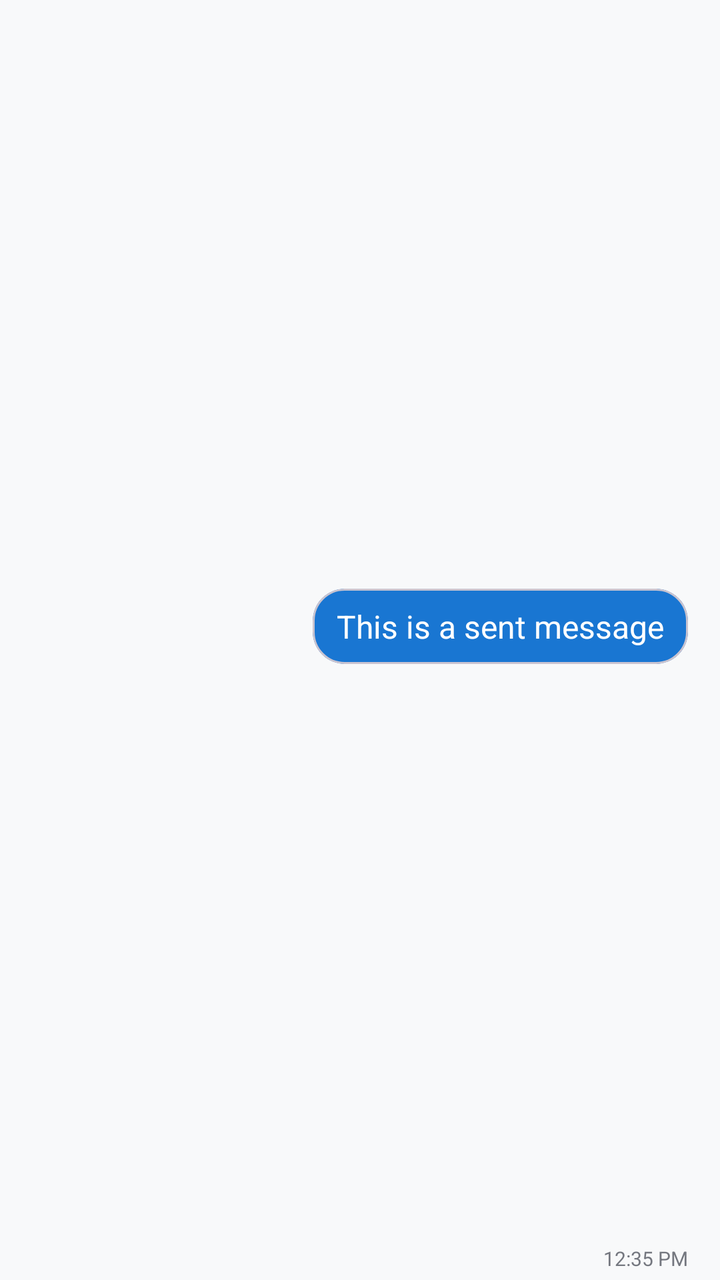
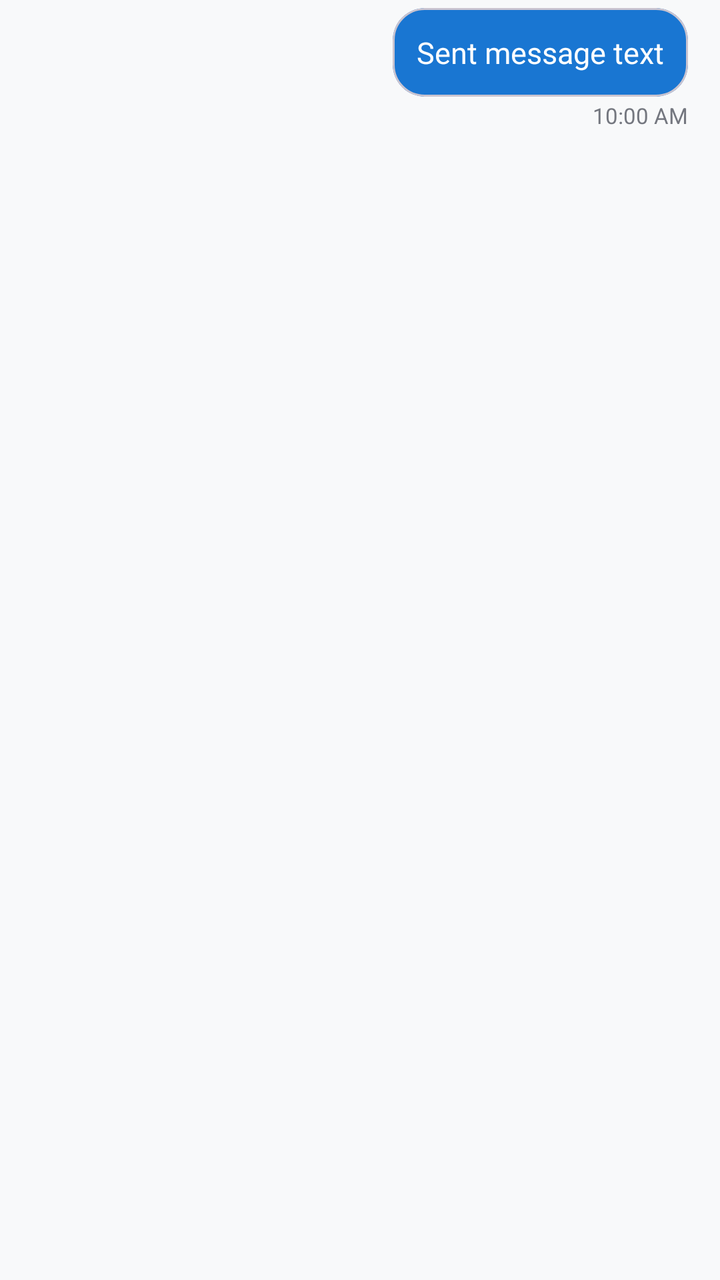

Screens rendered from an Android XML layout before and after an edit, with the pre-edit source and the edit as a unified diff.
<!-- AndroidManifest.xml: application theme Theme.CampusFind -->
<!-- res/layout/item_message_sent.xml -->
<?xml version="1.0" encoding="utf-8"?>
<androidx.constraintlayout.widget.ConstraintLayout xmlns:android="http://schemas.android.com/apk/res/android"
    xmlns:app="http://schemas.android.com/apk/res-auto"
    android:layout_width="match_parent"
    android:layout_height="wrap_content"
    android:paddingHorizontal="16dp"
    android:paddingVertical="4dp">

    <com.google.android.material.card.MaterialCardView
        android:layout_width="wrap_content"
        android:layout_height="wrap_content"
        app:cardBackgroundColor="@color/primary"
        app:cardCornerRadius="16dp"
        app:cardElevation="0dp"
        app:layout_constraintEnd_toEndOf="parent"
        app:layout_constraintTop_toTopOf="parent"
        app:layout_constraintBottom_toTopOf="@id/tvSentTime"
        app:layout_constrainedWidth="true"
        app:layout_constraintHorizontal_bias="1.0"
        app:layout_constraintStart_toStartOf="parent">

        <TextView
            android:id="@+id/tvMessage"
            android:layout_width="wrap_content"
            android:layout_height="wrap_content"
            android:paddingHorizontal="12dp"
            android:paddingVertical="8dp"
            android:text="This is a sent message"
            android:textColor="@color/on_primary"
            android:textSize="16sp" />
    </com.google.android.material.card.MaterialCardView>

    <TextView
        android:id="@+id/tvSentTime"
        android:layout_width="wrap_content"
        android:layout_height="wrap_content"
        android:layout_marginTop="2dp"
        android:text="12:35 PM"
        android:textColor="@color/outline"
        android:textSize="10sp"
        app:layout_constraintBottom_toBottomOf="parent"
        app:layout_constraintEnd_toEndOf="parent" />

</androidx.constraintlayout.widget.ConstraintLayout>
<!-- resources referenced by this layout -->
<resources>
  <color name="on_primary">#FFFFFF</color>
  <color name="outline">#74777F</color>
  <color name="primary">#1976D2</color>
  <style name="Theme.CampusFind" parent="Base.Theme.CampusFind" />
  <style name="Base.Theme.CampusFind" parent="Theme.Material3.DayNight.NoActionBar">
          
          <item name="colorPrimary">@color/primary</item>
          <item name="colorOnPrimary">@color/on_primary</item>
          <item name="colorPrimaryContainer">@color/primary_container</item>
          <item name="colorOnPrimaryContainer">@color/on_primary_container</item>
  
          <item name="colorSecondary">@color/secondary</item>
          <item name="colorOnSecondary">@color/on_secondary</item>
          <item name="colorSecondaryContainer">@color/secondary_container</item>
          <item name="colorOnSecondaryContainer">@color/on_secondary_container</item>
  
          <item name="android:colorBackground">@color/background</item>
          <item name="colorOnBackground">@color/on_background</item>
          <item name="colorSurface">@color/surface</item>
          <item name="colorOnSurface">@color/on_surface</item>
          <item name="colorSurfaceVariant">@color/surface_variant</item>
          <item name="colorOnSurfaceVariant">@color/on_surface_variant</item>
          <item name="colorOutline">@color/outline</item>
  
          
          <item name="android:statusBarColor">?attr/colorPrimary</item>
          <item name="android:windowLightStatusBar">false</item>
      </style>
  <color name="primary_container">#D1E4FF</color>
  <color name="on_primary_container">#001D36</color>
  <color name="secondary">#FFB300</color>
  <color name="on_secondary">#000000</color>
  <color name="secondary_container">#FFECB3</color>
  <color name="on_secondary_container">#261900</color>
  <color name="background">#F8F9FA</color>
  <color name="on_background">#1A1C1E</color>
  <color name="surface">#FFFFFF</color>
  <color name="on_surface">#1A1C1E</color>
  <color name="surface_variant">#E1E2EC</color>
  <color name="on_surface_variant">#44474E</color>
</resources>

<!-- the commit's change to res/layout/item_message_sent.xml (unified diff, before → after) -->
@@ -1,8 +1,10 @@
 <?xml version="1.0" encoding="utf-8"?>
-<androidx.constraintlayout.widget.ConstraintLayout xmlns:android="http://schemas.android.com/apk/res/android"
+<LinearLayout xmlns:android="http://schemas.android.com/apk/res/android"
     xmlns:app="http://schemas.android.com/apk/res-auto"
     android:layout_width="match_parent"
     android:layout_height="wrap_content"
+    android:gravity="end"
+    android:orientation="vertical"
     android:paddingHorizontal="16dp"
     android:paddingVertical="4dp">
 
@@ -12,22 +14,17 @@
         app:cardBackgroundColor="@color/primary"
         app:cardCornerRadius="16dp"
         app:cardElevation="0dp"
-        app:layout_constraintEnd_toEndOf="parent"
-        app:layout_constraintTop_toTopOf="parent"
-        app:layout_constraintBottom_toTopOf="@id/tvSentTime"
-        app:layout_constrainedWidth="true"
-        app:layout_constraintHorizontal_bias="1.0"
-        app:layout_constraintStart_toStartOf="parent">
+        app:shapeAppearanceOverlay="@style/ShapeAppearance.Material3.Corner.Large">
 
         <TextView
             android:id="@+id/tvMessage"
             android:layout_width="wrap_content"
             android:layout_height="wrap_content"
-            android:paddingHorizontal="12dp"
-            android:paddingVertical="8dp"
-            android:text="This is a sent message"
-            android:textColor="@color/on_primary"
-            android:textSize="16sp" />
+            android:maxWidth="260dp"
+            android:padding="12dp"
+            android:text="Sent message text"
+            android:textColor="@color/white"
+            android:textSize="15sp" />
     </com.google.android.material.card.MaterialCardView>
 
     <TextView
@@ -35,10 +32,7 @@
         android:layout_width="wrap_content"
         android:layout_height="wrap_content"
         android:layout_marginTop="2dp"
-        android:text="12:35 PM"
+        android:text="10:00 AM"
         android:textColor="@color/outline"
-        android:textSize="10sp"
-        app:layout_constraintBottom_toBottomOf="parent"
-        app:layout_constraintEnd_toEndOf="parent" />
-
-</androidx.constraintlayout.widget.ConstraintLayout>
+        android:textSize="11sp" />
+</LinearLayout>
<!-- resource entries referenced after the edit -->
@@ -3,6 +3,7 @@
   <color name="on_primary">#FFFFFF</color>
   <color name="outline">#74777F</color>
   <color name="primary">#1976D2</color>
+  <color name="white">#FFFFFFFF</color>
   <style name="Theme.CampusFind" parent="Base.Theme.CampusFind" />
   <style name="Base.Theme.CampusFind" parent="Theme.Material3.DayNight.NoActionBar">
           
